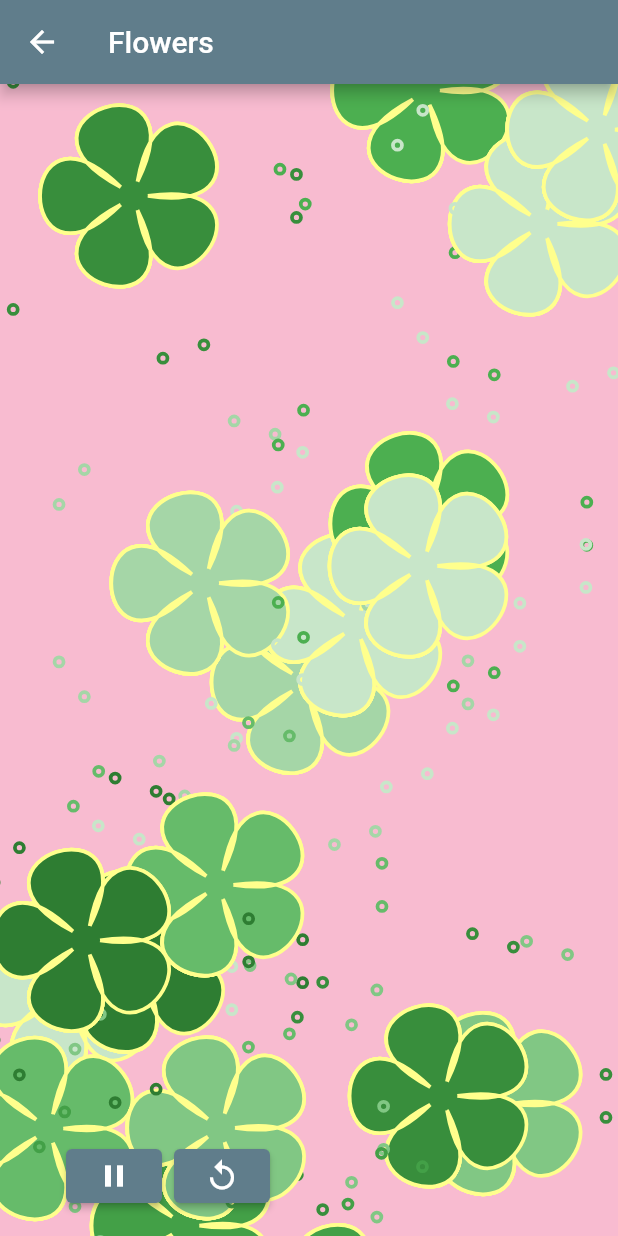
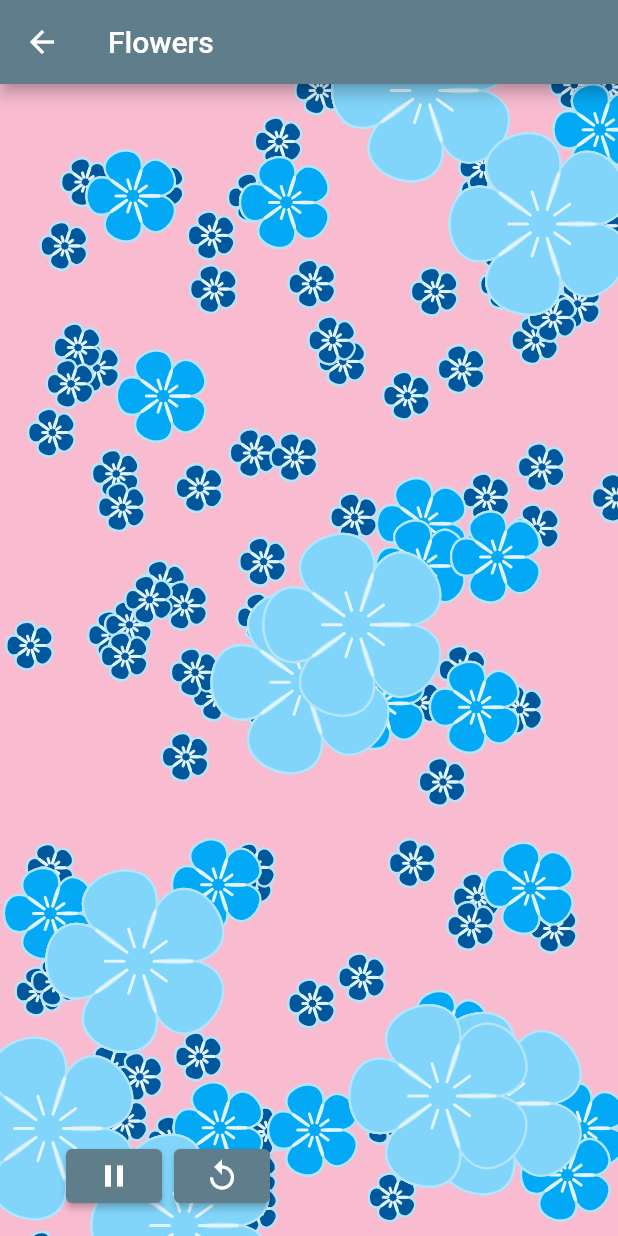
Before and after one commit to fullmers/flutter_animation_play, a Flutter app: the Flowers screen opened directly, after a tap on the "play arrow" icon, on a phone screen of 412 x 824 dp. Run offline on Flutter 3.47's test engine with Material 2 defaults, Android fonts, the phone set to English and light mode, and no system bars.

Commit message:
make different sized flowers

```diff
--- a/lib/flowers/flower_painter.dart
+++ b/lib/flowers/flower_painter.dart
@@ -8,27 +8,27 @@ class FlowerPainter extends CustomPainter {
   FlowerPainter({
     required this.progress,
     required this.numPetals,
-    required this.center,
-    required this.width,
-    required this.height,
+    required this.largeFlowerCenters,
+    required this.mediumFlowerCenters,
+    required this.smallFlowerCenters,
+    required this.referenceR,
+    required this.referenceCtrlHeight,
   });
 
   /// a value between 0.0 and 1.0 indicating the total progress of the animation. It comes from
   /// the animation controller in the calling widget
   final double progress;
-  final double width;
-  final double height;
+  final List<Offset> largeFlowerCenters;
+  final List<Offset> mediumFlowerCenters;
+  final List<Offset> smallFlowerCenters;
+  final double referenceR;
+  final double referenceCtrlHeight;
 
-  final Offset center;
   final int numPetals;
 
   Offset _flowerCenter = Offset.zero;
-  final _ctrlPtHeight = 100.0;
   final _outerWidthDelta = pi / 24;
-  final _r = 10.0;
-  final _numFlowers = 20;
   final _paint = Paint();
-  final _random = Random();
   Path petalsPath = Path();
 
   double _theta = 0;
@@ -42,48 +42,103 @@ class FlowerPainter extends CustomPainter {
     petalsPath.reset();
     _innerWidthSweep = 2 * pi / (numPetals);
 
-    _paint.color = Colors.pink[300]!;
+    _drawFlowers(
+      canvas: canvas,
+      flowerCenters: smallFlowerCenters,
+      color: Colors.lightBlue[900]!,
+      r: referenceR / 3,
+      ctrlPtHeight: referenceCtrlHeight / 4,
+    );
 
-    _flowerCenter = center;
-    canvas.drawCircle(_flowerCenter, _r / 2, _paint);
+    _drawFlowers(
+      canvas: canvas,
+      flowerCenters: mediumFlowerCenters,
+      color: Colors.lightBlue[500]!,
+      r: referenceR / 2,
+      ctrlPtHeight: referenceCtrlHeight / 2,
+    );
 
-    for (int i = 1; i < _numFlowers; i++) {
+    _drawFlowers(
+      canvas: canvas,
+      flowerCenters: largeFlowerCenters,
+      color: Colors.lightBlue[200]!,
+      r: referenceR,
+      ctrlPtHeight: referenceCtrlHeight,
+    );
+  }
+
+  void _drawFlowers({
+    required Canvas canvas,
+    required List<Offset> flowerCenters,
+    required double r,
+    required double ctrlPtHeight,
+    required Color color,
+  }) {
+    for (int i = 1; i < flowerCenters.length; i++) {
       int colorIndex = (i % 9) * 100;
       if (colorIndex == 0) {
         colorIndex = 100;
       }
-      print('i: $i, colorIndex: $colorIndex');
-      _paint.color = Colors.green[colorIndex]!;
-      _drawFlower(canvas, Colors.green[colorIndex]!);
+      _paint.color = color;
+      _flowerCenter = flowerCenters[i];
+      _drawFlower(
+        canvas: canvas,
+        color: color,
+        r: r,
+        ctrlPtHeight: ctrlPtHeight,
+      );
     }
   }
 
-  void _drawPetal(Canvas canvas, Color color) {
+  void _drawPetal(
+    Canvas canvas,
+    Color color,
+    double r,
+    double ctrlPtHeight,
+  ) {
     _paint.color = color;
-    Offset startPoint = _flowerCenter + Offset(_r * cos(_theta), _r * sin(_theta));
+    Offset startPoint = _flowerCenter + Offset(r * cos(_theta), r * sin(_theta));
 
-    Offset endPt = _flowerCenter + Offset(_r * cos(_theta + _innerWidthSweep), _r * sin(_theta + _innerWidthSweep));
+    Offset endPt = _flowerCenter + Offset(r * cos(_theta + _innerWidthSweep), r * sin(_theta + _innerWidthSweep));
 
     Offset pt1 = _flowerCenter +
-        Offset((_r + _ctrlPtHeight) * cos(_theta - (_outerWidthDelta)),
-            (_r + _ctrlPtHeight) * sin(_theta - (_outerWidthDelta)));
+        Offset((r + ctrlPtHeight) * cos(_theta - (_outerWidthDelta)),
+            (r + ctrlPtHeight) * sin(_theta - (_outerWidthDelta)));
     Offset pt2 = _flowerCenter +
-        Offset((_r + _ctrlPtHeight) * cos(_theta + (_innerWidthSweep + _outerWidthDelta)),
-            (_r + _ctrlPtHeight) * sin(_theta + (_innerWidthSweep + _outerWidthDelta)));
+        Offset((r + ctrlPtHeight) * cos(_theta + (_innerWidthSweep + _outerWidthDelta)),
+            (r + ctrlPtHeight) * sin(_theta + (_innerWidthSweep + _outerWidthDelta)));
 
-    canvas.drawCircle(pt1, 3, _paint);
-    canvas.drawCircle(pt2, 3, _paint);
+    //  canvas.drawCircle(pt1, 3, _paint);
+    // canvas.drawCircle(pt2, 3, _paint);
 
     petalsPath.moveTo(startPoint.dx, startPoint.dy);
     petalsPath.cubicTo(pt1.dx, pt1.dy, pt2.dx, pt2.dy, endPt.dx, endPt.dy);
 
     _paint.style = PaintingStyle.fill;
+    canvas.drawCircle(_flowerCenter, r, _paint);
     canvas.drawPath(petalsPath, _paint);
 
+    _paint.color = Colors.lightBlue[100]!;
     _paint.style = PaintingStyle.stroke;
-    _paint.strokeWidth = 2.5;
-    _paint.color = Colors.yellowAccent[100]!;
+    _paint.strokeWidth = 1.5;
+    _paint.strokeCap = StrokeCap.round;
     canvas.drawPath(petalsPath, _paint);
+  }
+
+  void _drawInsides({required Canvas canvas, required double r, required double ctrlPtHeight}) {
+    _paint.color = Colors.lightBlue[50]!;
+    _paint.style = PaintingStyle.stroke;
+    _paint.strokeWidth = 2;
+    _paint.strokeCap = StrokeCap.round;
+    final midTheta = _theta + _innerWidthSweep / 2;
+    final midLineLength = ctrlPtHeight / 4;
+    final innerMidPt = _flowerCenter + Offset(r * cos(midTheta), r * sin(midTheta));
+    final outerMidPt =
+        _flowerCenter + Offset((r + midLineLength / 2) * cos(midTheta), (r + midLineLength / 2) * sin(midTheta));
+    final innerLftPt = _flowerCenter + Offset(r * cos(_theta), r * sin(_theta));
+    final outerLftPt = _flowerCenter + Offset((r + midLineLength) * cos(_theta), (r + midLineLength) * sin(_theta));
+    canvas.drawLine(innerMidPt, outerMidPt, _paint);
+    canvas.drawLine(innerLftPt, outerLftPt, _paint);
   }
 
   @override
@@ -91,21 +146,27 @@ class FlowerPainter extends CustomPainter {
     return true;
   }
 
-  void _drawFlower(Canvas canvas, Color color) {
+  void _drawFlower({
+    required Canvas canvas,
+    required Color color,
+    required double r,
+    required double ctrlPtHeight,
+  }) {
     petalsPath.reset();
+
     _paint.color = color;
-    double dx = _random.nextDouble() * width;
-    double dy = _random.nextDouble() * height;
-    _flowerCenter = Offset(dx, dy);
-
-    _paint.style = PaintingStyle.fill;
-    canvas.drawCircle(_flowerCenter, _r, _paint);
-
-    _paint.style = PaintingStyle.stroke;
-
     for (int i = 0; i < numPetals; i++) {
       _theta = _theta + 2 * pi / numPetals;
-      _drawPetal(canvas, color);
+      _drawPetal(canvas, color, r, ctrlPtHeight);
+    }
+    //these need to be separate loops, otherwise the petals draw over all the insides, except one
+    for (int i = 0; i < numPetals; i++) {
+      _theta = _theta + 2 * pi / numPetals;
+      _drawInsides(
+        canvas: canvas,
+        r: r,
+        ctrlPtHeight: ctrlPtHeight,
+      );
     }
   }
 }
--- a/lib/flowers/flowers.dart
+++ b/lib/flowers/flowers.dart
@@ -1,3 +1,5 @@
+import 'dart:math';
+
 import 'package:flutter/material.dart';
 
 import '../animation_controller_buttons.dart';
@@ -21,9 +23,10 @@ class _FlowersState extends State<Flowers> with SingleTickerProviderStateMixin {
 
   late AnimationController _controller;
   bool _isPlaying = false;
-  Offset _center = Offset.zero;
-  double _width = 0;
-  double _height = 0;
+  final _random = Random();
+  final List<Offset> _largeFlowerCenters = [];
+  final List<Offset> _mediumFlowerCenters = [];
+  final List<Offset> _smallFlowerCenters = [];
 
   // beginning and end fields of Tween not needed, since the duration field in the controller provides this
   static final _animation = Tween<double>();
@@ -44,13 +47,13 @@ class _FlowersState extends State<Flowers> with SingleTickerProviderStateMixin {
   @override
   void didChangeDependencies() {
     print('calling didChangeDependencies');
-    _width = MediaQuery.of(context).size.width;
-    _height = MediaQuery.of(context).size.height;
-    _center = Offset(
-      _width / 2,
-      _height / 2,
-    );
+    final width = MediaQuery.of(context).size.width;
+    final height = MediaQuery.of(context).size.height;
 
+    final baseNumFlowers = 10;
+    _largeFlowerCenters.addAll(_makeRandomCenters(width: width, height: height, numCenters: baseNumFlowers));
+    _mediumFlowerCenters.addAll(_makeRandomCenters(width: width, height: height, numCenters: baseNumFlowers * 2));
+    _smallFlowerCenters.addAll(_makeRandomCenters(width: width, height: height, numCenters: baseNumFlowers * 10));
     super.didChangeDependencies();
   }
 
@@ -71,9 +74,11 @@ class _FlowersState extends State<Flowers> with SingleTickerProviderStateMixin {
         foregroundPainter: FlowerPainter(
           numPetals: 5,
           progress: _controller.value,
-          center: _center,
-          width: _width,
-          height: _height,
+          largeFlowerCenters: _largeFlowerCenters,
+          mediumFlowerCenters: _mediumFlowerCenters,
+          smallFlowerCenters: _smallFlowerCenters,
+          referenceR: 10.0,
+          referenceCtrlHeight: 100,
         ),
         child: Container(
           color: Colors.pink[100],
@@ -88,6 +93,20 @@ class _FlowersState extends State<Flowers> with SingleTickerProviderStateMixin {
         ),
       ),
     );
+  }
+
+  List<Offset> _makeRandomCenters({
+    required double width,
+    required double height,
+    required int numCenters,
+  }) {
+    final List<Offset> centers = [];
+    for (int i = 0; i < numCenters; i++) {
+      double dx = _random.nextDouble() * width;
+      double dy = _random.nextDouble() * height;
+      centers.add(Offset(dx, dy));
+    }
+    return centers;
   }
 
   void _playOrPause() {
```
